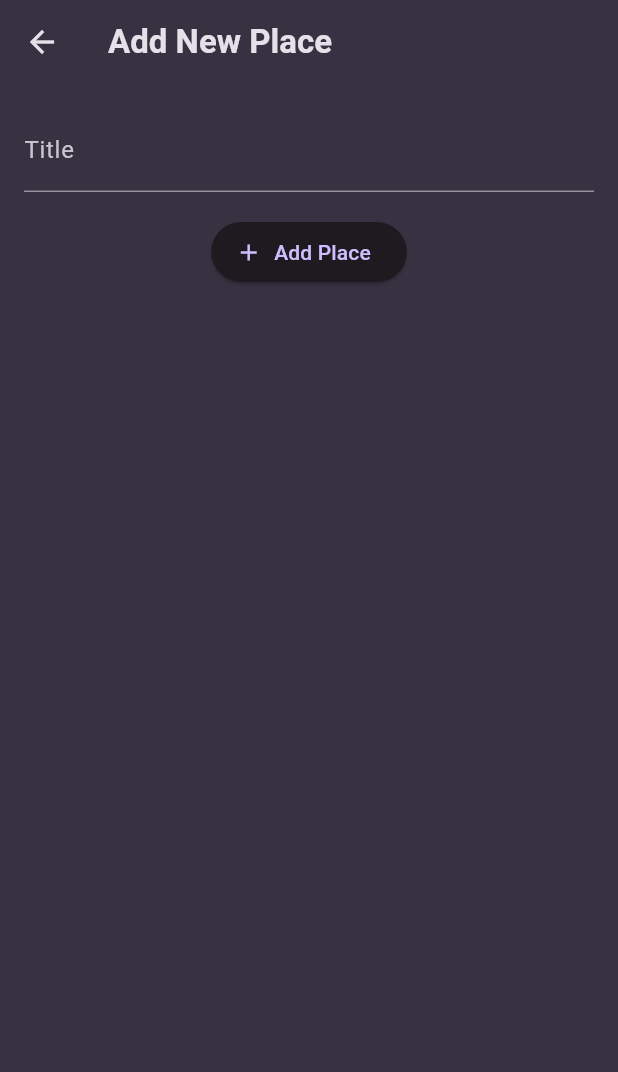
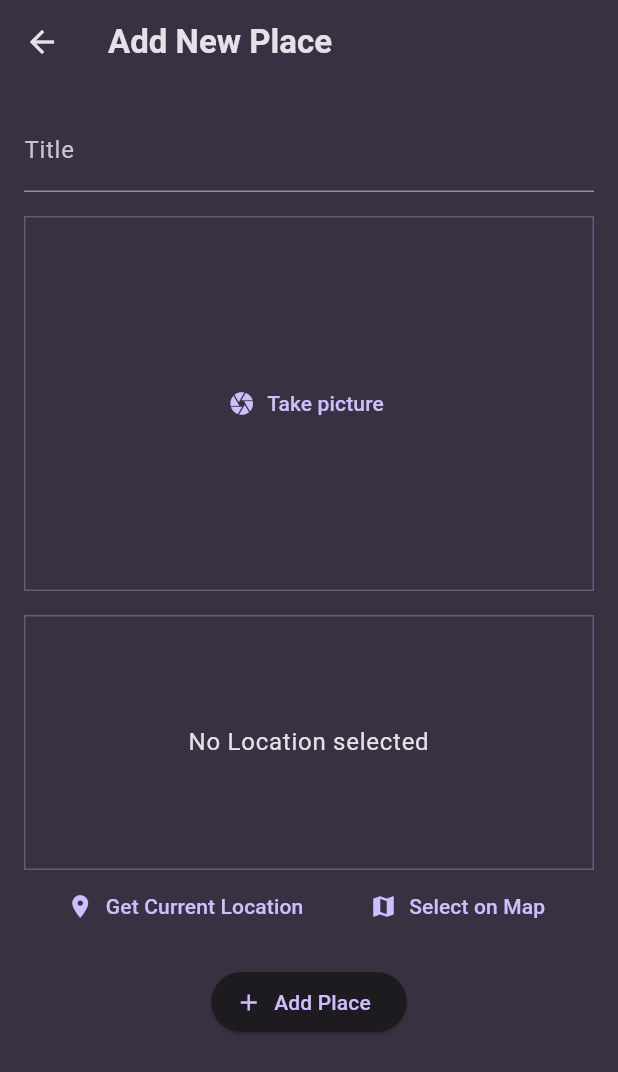
Before and after one commit to Onkar25/flutter_projects, a Flutter app: the AddPlaceScreen screen opened directly, on a phone screen of 412 x 824 dp. Shown: the top 1072 px of the screen. Run offline on Flutter 3.47's test engine with Material 3 defaults, Android fonts, the phone set to English and light mode, and no system bars; our stand-ins replace flutter_riverpod, google_fonts, image_picker, location, transparent_image.

```diff
--- a/favorite_places/lib/main.dart
+++ b/favorite_places/lib/main.dart
@@ -1,5 +1,6 @@
 import 'package:favorite_places/screens/place.dart';
 import 'package:flutter/material.dart';
+import 'package:flutter_riverpod/flutter_riverpod.dart';
 
 import 'package:google_fonts/google_fonts.dart';
 
@@ -27,19 +28,21 @@ final theme = ThemeData().copyWith(
 
 void main() {
   runApp(
-    const MyApp(),
+    const ProviderScope(
+      child: MyApp(),
+    ),
   );
 }
 
 class MyApp extends StatelessWidget {
-  const MyApp({Key? key}) : super(key: key);
+  const MyApp({super.key});
 
   @override
   Widget build(BuildContext context) {
     return MaterialApp(
       title: 'Great Places',
       theme: theme,
-      home: PlaceListScreen(),
+      home: const PlaceListScreen(),
     );
   }
 }
--- a/favorite_places/lib/models/place.dart
+++ b/favorite_places/lib/models/place.dart
@@ -1,9 +1,25 @@
+import 'dart:io';
+
 import 'package:uuid/uuid.dart';
 
 const uuid = Uuid();
 
+class PlaceLocation {
+  const PlaceLocation(
+      {required this.latitude, required this.longitude, required this.address});
+  final double latitude;
+  final double longitude;
+  final String address;
+}
+
 class Place {
-  Place({required this.title}) : id = uuid.v4();
+  Place({
+    required this.title,
+    required this.image,
+    required this.location,
+  }) : id = uuid.v4();
   final String id;
   final String title;
+  final File image;
+  final PlaceLocation location;
 }
--- /dev/null
+++ b/favorite_places/lib/providers/user_place.dart
@@ -0,0 +1,18 @@
+import 'dart:io';
+
+import 'package:flutter_riverpod/flutter_riverpod.dart';
+
+import '../models/place.dart';
+
+class UserPlaceNotifier extends StateNotifier<List<Place>> {
+  UserPlaceNotifier() : super(const []);
+
+  void addPlace(String title, File image, PlaceLocation location) {
+    final newPlace = Place(title: title, image: image, location: location);
+    state = [newPlace, ...state];
+  }
+}
+
+final userplaceProvide = StateNotifierProvider<UserPlaceNotifier, List<Place>>(
+  (ref) => UserPlaceNotifier(),
+);
--- a/favorite_places/lib/screens/add_place.dart
+++ b/favorite_places/lib/screens/add_place.dart
@@ -1,21 +1,44 @@
+import 'dart:io';
+import 'package:favorite_places/models/place.dart';
+import 'package:favorite_places/providers/user_place.dart';
+import 'package:favorite_places/widgets/loacation_input.dart';
 import 'package:flutter/material.dart';
+import 'package:flutter_riverpod/flutter_riverpod.dart';
+import '../widgets/image_input.dart';
 
-class AddPlaceScreen extends StatefulWidget {
+class AddPlaceScreen extends ConsumerStatefulWidget {
   const AddPlaceScreen({super.key});
 
   @override
-  State<StatefulWidget> createState() {
+  ConsumerState<AddPlaceScreen> createState() {
     return _AddPlaceScreenState();
   }
 }
 
-class _AddPlaceScreenState extends State<AddPlaceScreen> {
+class _AddPlaceScreenState extends ConsumerState<AddPlaceScreen> {
   final _titleControler = TextEditingController();
-
+  File? _selectedImage;
+  PlaceLocation? _selectedLocation;
   @override
   void dispose() {
     _titleControler.dispose();
     super.dispose();
+  }
+
+  void savePlace() {
+    final enterTitle = _titleControler.text;
+    if (enterTitle.isEmpty ||
+        _selectedImage == null ||
+        _selectedLocation == null) {
+      return;
+    }
+    ref.read(userplaceProvide.notifier).addPlace(
+          enterTitle,
+          _selectedImage!,
+          _selectedLocation!,
+        );
+
+    Navigator.of(context).pop();
   }
 
   @override
@@ -35,9 +58,25 @@ class _AddPlaceScreenState extends State<AddPlaceScreen> {
             const SizedBox(
               height: 16,
             ),
+            ImageInput(
+              onImagePick: (image) {
+                _selectedImage = image;
+              },
+            ),
+            const SizedBox(
+              height: 16,
+            ),
+            LoacationInput(
+              onSelectLocation: (location) {
+                _selectedLocation = location;
+              },
+            ),
+            const SizedBox(
+              height: 16,
+            ),
             ElevatedButton.icon(
               iconAlignment: IconAlignment.start,
-              onPressed: () {},
+              onPressed: savePlace,
               label: const Text('Add Place'),
               icon: const Icon(Icons.add),
             ),
--- /dev/null
+++ b/favorite_places/lib/widgets/image_input.dart
@@ -0,0 +1,66 @@
+import 'dart:io';
+
+import 'package:flutter/material.dart';
+import 'package:image_picker/image_picker.dart';
+
+class ImageInput extends StatefulWidget {
+  const ImageInput({super.key, required this.onImagePick});
+
+  final void Function(File image) onImagePick;
+  @override
+  State<StatefulWidget> createState() {
+    return _ImageInputState();
+  }
+}
+
+class _ImageInputState extends State<ImageInput> {
+  File? _selectedImage;
+  void _capturePhoto() async {
+    final imagePicker = ImagePicker();
+    final pickedImage =
+        await imagePicker.pickImage(source: ImageSource.camera, maxWidth: 600);
+
+    if (pickedImage == null) {
+      return;
+    }
+    setState(() {
+      _selectedImage = File(pickedImage.path);
+    });
+
+    widget.onImagePick(_selectedImage!);
+  }
+
+  @override
+  Widget build(BuildContext context) {
+    Widget content = TextButton.icon(
+      onPressed: _capturePhoto,
+      label: const Text('Take picture'),
+      icon: const Icon(
+        Icons.camera,
+      ),
+    );
+    if (_selectedImage != null) {
+      content = GestureDetector(
+        onTap: _capturePhoto,
+        child: Image.file(
+          _selectedImage!,
+          fit: BoxFit.cover,
+          height: double.infinity,
+          width: double.infinity,
+        ),
+      );
+    }
+    return Container(
+      decoration: BoxDecoration(
+        border: Border.all(
+          width: 1,
+          color: Theme.of(context).colorScheme.primary.withOpacity(0.3),
+        ),
+      ),
+      height: 250,
+      width: double.infinity,
+      alignment: Alignment.center,
+      child: content,
+    );
+  }
+}
--- /dev/null
+++ b/favorite_places/lib/widgets/loacation_input.dart
@@ -0,0 +1,141 @@
+import 'dart:convert';
+
+import 'package:favorite_places/models/place.dart';
+import 'package:flutter/material.dart';
+import 'package:location/location.dart';
+import 'package:http/http.dart' as http;
+
+class LoacationInput extends StatefulWidget {
+  const LoacationInput({super.key, required this.onSelectLocation});
+
+  final void Function(PlaceLocation location) onSelectLocation;
+  @override
+  State<LoacationInput> createState() {
+    return _LocationInputState();
+  }
+}
+
+class _LocationInputState extends State<LoacationInput> {
+  PlaceLocation? _pickedCurrentLocation;
+  final apiKey = 'AIzaSyCGw1h9M7lfFhT8bpUEsZTQt1pWsWUDSPc';
+  String get locationImage {
+    if (_pickedCurrentLocation == null) {
+      return '';
+    }
+    final lat = _pickedCurrentLocation!.latitude;
+    final long = _pickedCurrentLocation!.longitude;
+
+    return 'https://maps.googleapis.com/maps/api/staticmap?center=$lat,$long&zoom=16&size=600x300&maptype=roadmap&markers=color:red%7Clabel:O%7C$lat,$long&key=$apiKey';
+  }
+
+  var isGettingLocation = false;
+  void _getCurrentLocation() async {
+    Location location = Location();
+
+    bool serviceEnabled;
+    PermissionStatus permissionGranted;
+    LocationData locationData;
+
+    serviceEnabled = await location.serviceEnabled();
+    if (!serviceEnabled) {
+      serviceEnabled = await location.requestService();
+      if (!serviceEnabled) {
+        return;
+      }
+    }
+
+    permissionGranted = await location.hasPermission();
+    if (permissionGranted == PermissionStatus.denied) {
+      permissionGranted = await location.requestPermission();
+      if (permissionGranted != PermissionStatus.granted) {
+        return;
+      }
+    }
+    setState(() {
+      isGettingLocation = true;
+    });
+    locationData = await location.getLocation();
+
+    final lat = locationData.latitude;
+    final long = locationData.longitude;
+
+    if (lat == null || long == null) {
+      return;
+    }
+    final uri = Uri.parse(
+        'https://maps.googleapis.com/maps/api/geocode/json?latlng=$lat,$long&key=$apiKey');
+
+    final response = await http.get(uri);
+    final resData = json.decode(response.body);
+    final finalAddress = resData['results'][0]['formatted_address'];
+
+    setState(() {
+      _pickedCurrentLocation = PlaceLocation(
+        latitude: lat,
+        longitude: long,
+        address: finalAddress,
+      );
+      isGettingLocation = false;
+    });
+
+    widget.onSelectLocation(_pickedCurrentLocation!);
+  }
+
+  @override
+  Widget build(BuildContext context) {
+    Widget previewContent = Text(
+      'No Location selected',
+      textAlign: TextAlign.center,
+      style: Theme.of(context).textTheme.bodyLarge!.copyWith(
+            color: Theme.of(context).colorScheme.onSurface,
+          ),
+    );
+
+    if (_pickedCurrentLocation != null) {
+      previewContent = Image.network(
+        locationImage,
+        height: double.infinity,
+        width: double.infinity,
+        fit: BoxFit.fill,
+      );
+    }
+    if (isGettingLocation) {
+      previewContent = const CircularProgressIndicator();
+    }
+    return Column(
+      children: [
+        Container(
+          alignment: Alignment.center,
+          height: 170,
+          width: double.infinity,
+          decoration: BoxDecoration(
+            border: Border.all(
+              width: 1,
+              color: Theme.of(context).colorScheme.primary.withOpacity(0.3),
+            ),
+          ),
+          child: previewContent,
+        ),
+        Row(
+          mainAxisAlignment: MainAxisAlignment.spaceEvenly,
+          children: [
+            TextButton.icon(
+              icon: const Icon(
+                Icons.location_on,
+              ),
+              onPressed: _getCurrentLocation,
+              label: const Text('Get Current Location'),
+            ),
+            TextButton.icon(
+              icon: const Icon(
+                Icons.map,
+              ),
+              onPressed: () {},
+              label: const Text('Select on Map'),
+            )
+          ],
+        )
+      ],
+    );
+  }
+}
--- a/favorite_places/pubspec.yaml
+++ b/favorite_places/pubspec.yaml
@@ -37,6 +37,10 @@ dependencies:
   cupertino_icons: ^1.0.6
   google_fonts: ^6.2.1
   uuid: ^4.4.0
+  flutter_riverpod: ^2.5.1
+  image_picker: ^1.1.2
+  location: ^7.0.0
+  http: ^1.2.1
 
 dev_dependencies:
   flutter_test:
@@ -47,7 +51,7 @@ dev_dependencies:
   # activated in the `analysis_options.yaml` file located at the root of your
   # package. See that file for information about deactivating specific lint
   # rules and activating additional ones.
-  flutter_lints: ^3.0.0
+  flutter_lints: ^4.0.0
 
 # For information on the generic Dart part of this file, see the
 # following page: https://dart.dev/tools/pub/pubspec
```
Also changed, not shown: favorite_places/lib/screens/place.dart (+10 -4 lines), favorite_places/lib/screens/place_detail.dart (+28 -0 lines), favorite_places/lib/widgets/places_list.dart (+15 -1 lines), 11 other files.
